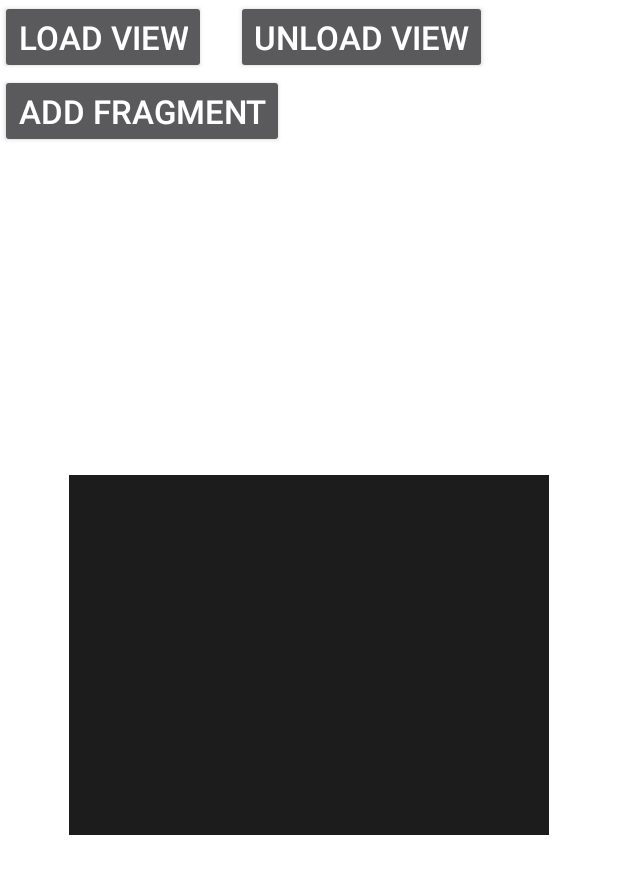
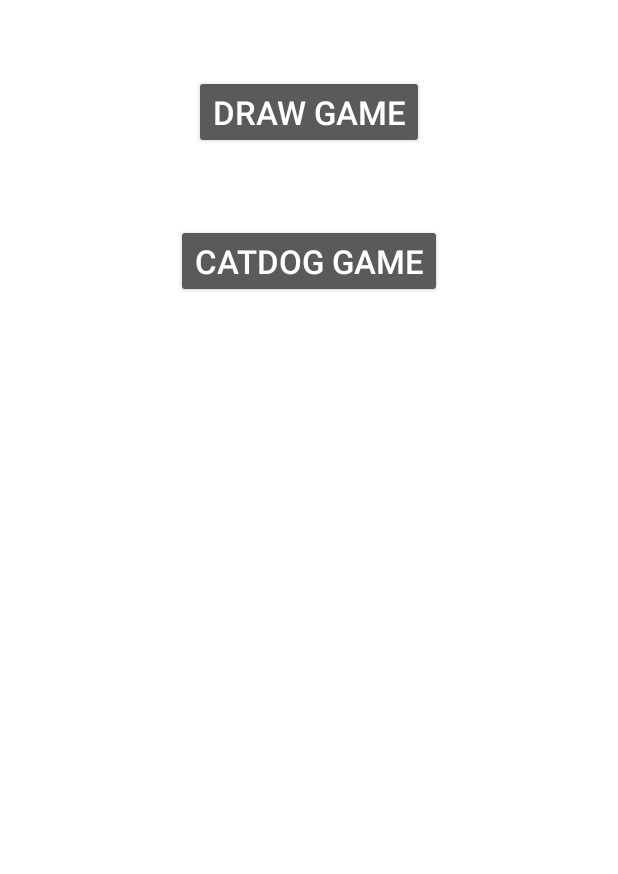
Before and after one commit to MYKIM95/KorgeGame, an Android app: the screen it shows after launch (MainActivity), on a phone screen of 412 x 824 dp. Shown: the top 874 px of the screen. Run offline under Robolectric (Android 15) with nearby library versions, the phone set to English and light mode, and no system bars; libraries missing offline, so code that uses them is left out: com.soywiz.korge; 1 statement that could not run was skipped.

Commit message:
Korge Game 정리
 - 사용하지 않는 클래스 정리
 - catDog 게임 제작을 위한 로직 개편

```diff
--- a/app/src/main/res/layout/activity_main.xml
+++ b/app/src/main/res/layout/activity_main.xml
@@ -9,45 +9,27 @@
         android:layout_width="match_parent"
         android:layout_height="match_parent">
 
+        <Button
+            android:id="@+id/addDraw"
+            android:layout_width="wrap_content"
+            android:layout_height="wrap_content"
+            android:text="Draw Game"
+            android:textSize="22dp"
+            android:layout_marginTop="50dp"
+            app:layout_constraintStart_toStartOf="parent"
+            app:layout_constraintEnd_toEndOf="parent"
+            app:layout_constraintTop_toTopOf="parent"/>
 
         <Button
-            android:id="@+id/loadViewButton"
+            android:id="@+id/addCatDog"
             android:layout_width="wrap_content"
             android:layout_height="wrap_content"
-            android:text="Load View"
-            android:textSize="22sp"
+            android:text="catDog Game"
+            android:textSize="22dp"
+            android:layout_marginTop="50dp"
+            app:layout_constraintTop_toBottomOf="@id/addDraw"
             app:layout_constraintStart_toStartOf="parent"
-            app:layout_constraintTop_toTopOf="parent" />
-
-        <Button
-            android:id="@+id/unloadViewButton"
-            android:layout_width="wrap_content"
-            android:layout_height="wrap_content"
-            android:layout_marginStart="20dp"
-            android:text="Unload View"
-            android:textSize="22sp"
-            app:layout_constraintStart_toEndOf="@id/loadViewButton"
-            app:layout_constraintTop_toTopOf="parent" />
-
-        <Button
-            android:id="@+id/addFragment"
-            android:layout_width="wrap_content"
-            android:layout_height="wrap_content"
-            android:text="add Fragment"
-            android:textSize="22dp"
-            app:layout_constraintStart_toStartOf="parent"
-            app:layout_constraintTop_toBottomOf="@id/loadViewButton" />
-
-
-        <FrameLayout
-            android:id="@+id/toolContainer"
-            android:layout_width="320dp"
-            android:layout_height="240dp"
-            android:background="#1C1C1C"
-            app:layout_constraintBottom_toBottomOf="parent"
-            app:layout_constraintEnd_toEndOf="parent"
-            app:layout_constraintStart_toStartOf="parent"
-            app:layout_constraintTop_toBottomOf="@id/loadViewButton" />
+            app:layout_constraintEnd_toEndOf="parent"/>
 
     </androidx.constraintlayout.widget.ConstraintLayout>
 
```
Also changed, not shown: app/src/main/java/com/lok/dev/korgegame/CustomModule.kt (+20 -8 lines), app/src/main/java/com/lok/dev/korgegame/CustomScene.kt (deleted, +0 -52 lines), app/src/main/java/com/lok/dev/korgegame/MainActivity.kt (+24 -22 lines), app/src/main/java/com/lok/dev/korgegame/TestFragment.kt (+14 -6 lines), app/src/main/java/com/lok/dev/korgegame/main.kt (deleted, +0 -78 lines), app/src/main/java/com/lok/dev/korgegame/particlesMain.kt (deleted, +0 -21 lines), app/src/main/java/com/lok/dev/korgegame/scene/SceneCatDog.kt (added, +18 -0 lines), app/src/main/java/com/lok/dev/korgegame/scene/SceneDraw.kt (renamed from app/src/main/java/com/lok/dev/korgegame/SceneLifeCycle.kt, +4 -13 lines).
